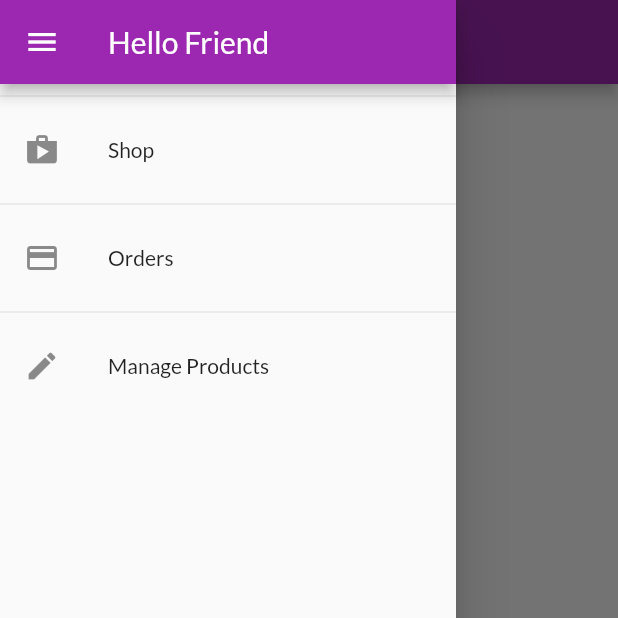
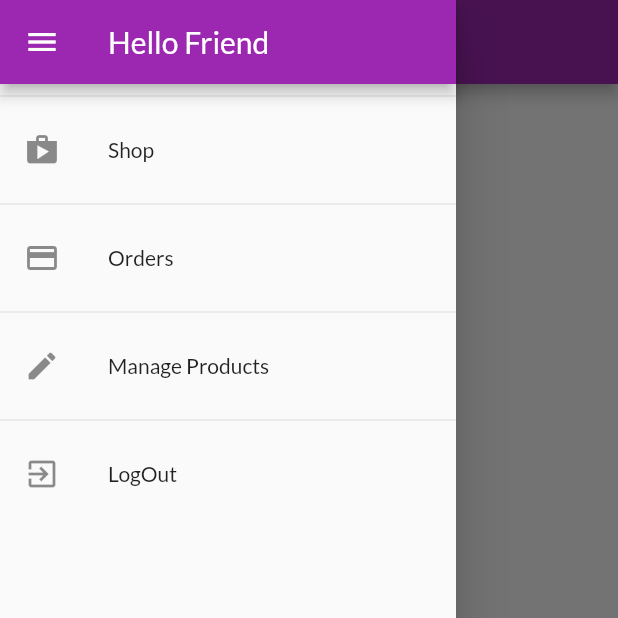
Before and after one commit to ArslanChaudhry007/Shop_App, a Flutter app: the OrderScreen screen opened by its route, with the side drawer open, on a phone screen of 412 x 824 dp, the top half of it. Run offline on Flutter 3.47's test engine with Material 2 defaults, Android fonts, the phone set to English and light mode, and no system bars; our stand-ins replace shared_preferences; missing offline and left inert: dart:ffi; accounts and stored records are empty; network calls fail.

Commit message:
save data using sharedPreference. user auto login and auto logout after session expired. login and logout functionality.

```diff
--- a/lib/providers/orders.dart
+++ b/lib/providers/orders.dart
@@ -20,11 +20,12 @@ class OrderItem {
 
 class Order with ChangeNotifier {
   final String authToken;
+  final String userId;
   var url;
 
-  Order(this.authToken, this._orders)
+  Order(this.authToken, this._orders, this.userId)
       : url = Uri.parse(
-            'https://shop-app-flutter-63c7f-default-rtdb.firebaseio.com/orders.json?auth=$authToken');
+            'https://shop-app-flutter-63c7f-default-rtdb.firebaseio.com/orders/$userId.json?auth=$authToken');
   List<OrderItem> _orders = [];
 
   List<OrderItem> get orders {
@@ -68,7 +69,7 @@ class Order with ChangeNotifier {
   Future<void> addOrder(List<CartItem> cartProducts, double total) async {
     var timestamp = DateTime.now();
     final url = Uri.parse(
-        'https://shop-app-flutter-63c7f-default-rtdb.firebaseio.com/orders.json?auth=$authToken');
+        'https://shop-app-flutter-63c7f-default-rtdb.firebaseio.com/orders/$userId.json?auth=$authToken');
     try {
       final response = await http.post(
         url,
--- a/lib/providers/products.dart
+++ b/lib/providers/products.dart
@@ -99,6 +99,7 @@ class Products with ChangeNotifier {
       _items = loadedProducts;
       notifyListeners();
     } catch (error) {
+      print('fetch and set products error:$error');
       throw (error);
     }
   }
--- a/lib/widgets/app_drawer.dart
+++ b/lib/widgets/app_drawer.dart
@@ -1,4 +1,6 @@
 import 'package:flutter/material.dart';
+import 'package:provider/provider.dart';
+import 'package:shop_app/providers/auth.dart';
 import 'package:shop_app/screens/order_screen.dart';
 import 'package:shop_app/screens/user_product_screen.dart';
 
@@ -37,6 +39,14 @@ class AppDrawer extends StatelessWidget {
               Navigator.of(context).pushReplacementNamed(UserProductScreen.routeName);
             },
           ),
+          Divider(),
+          ListTile(
+            leading: Icon(Icons.exit_to_app),
+            title: Text('LogOut'),
+            onTap: () {
+             Provider.of<Auth>(context,listen: false).logout();
+            },
+          ),
         ],
       ),
     );
--- a/pubspec.yaml
+++ b/pubspec.yaml
@@ -26,6 +26,7 @@ dependencies:
   provider: ^6.0.0
   intl: ^0.17.0
   http: ^0.13.3
+  shared_preferences: ^2.0.8
   # The following adds the Cupertino Icons font to your application.
   # Use with the CupertinoIcons class for iOS style icons.
   cupertino_icons: ^1.0.2
```
Also changed, not shown: lib/main.dart (+16 -4 lines), lib/providers/auth.dart (+58 -0 lines), lib/screens/splash_screen.dart (added, +12 -0 lines), pubspec.lock.
